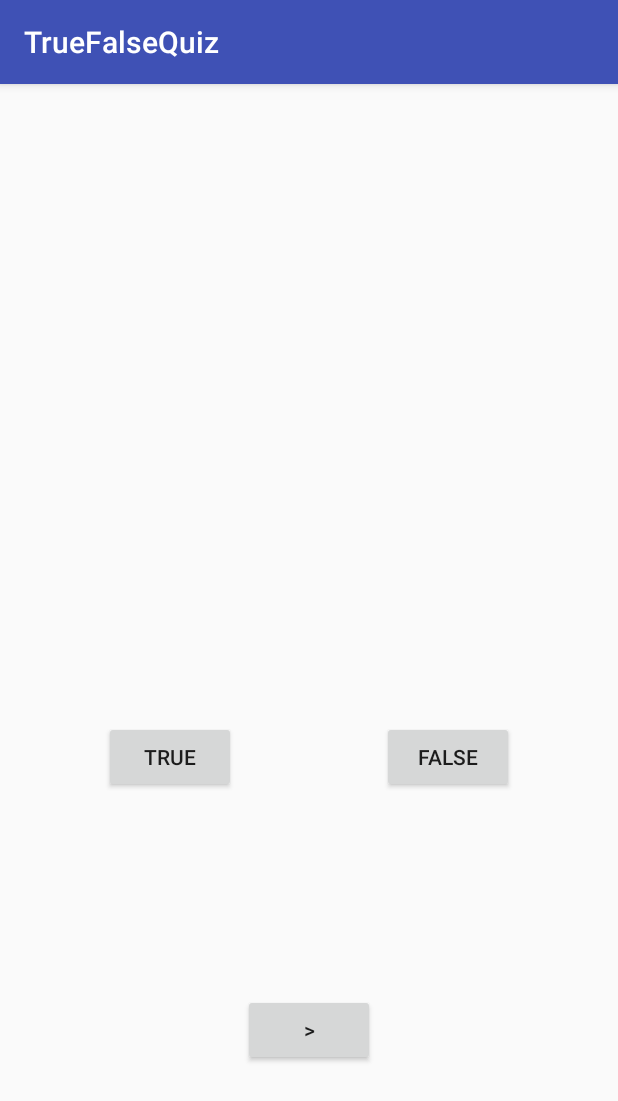
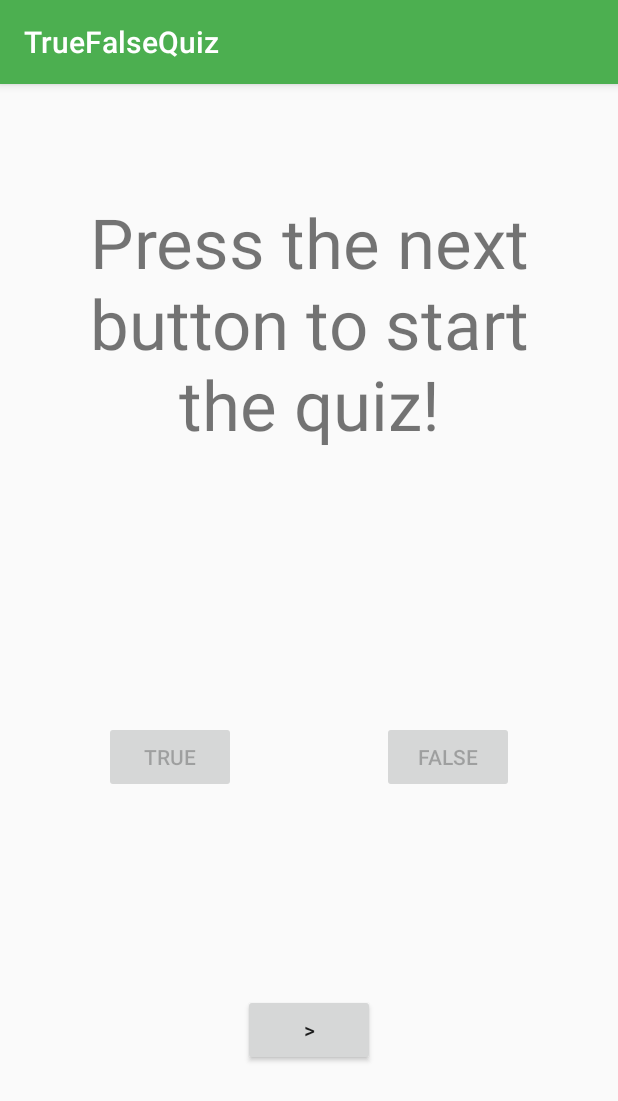
Before and after one commit to jakehyo/TrueFalseQuiz, an Android app: the screen it shows after launch (MainActivity), after a tap on "TRUE", on a phone screen of 412 x 824 dp. Shown: the top 1101 px of the screen. Run offline under Robolectric (Android 15) with nearby library versions, the phone set to English and light mode, and no system bars.

Commit message:
Korean Support, Quiz working with 4 questions

```diff
--- a/app/src/main/java/com/example/han/truefalsequiz/MainActivity.java
+++ b/app/src/main/java/com/example/han/truefalsequiz/MainActivity.java
@@ -5,8 +5,11 @@ import android.support.v7.app.AppCompatActivity;
 import android.view.View;
 import android.widget.Button;
 import android.widget.TextView;
+import android.widget.Toast;
 
 import java.util.ArrayList;
+
+import static com.example.han.truefalsequiz.R.id.button_next;
 
 public class MainActivity extends AppCompatActivity implements View.OnClickListener{
 
@@ -31,6 +34,7 @@ public class MainActivity extends AppCompatActivity implements View.OnClickListe
         questionBank.add(new Question(getString(R.string.question_1), true));
         questionBank.add(new Question(getString(R.string.question_2), false));
         questionBank.add(new Question(getString(R.string.question_3), true));
+        questionBank.add(new Question(getString(R.string.question_4),true));
     }
 
     private void setListeners() {
@@ -42,7 +46,7 @@ public class MainActivity extends AppCompatActivity implements View.OnClickListe
     private void wireWidget() {
         trueButton = (Button) findViewById(R.id.button_true);
         falseButton = (Button) findViewById(R.id.button_false);
-        nextButton = (Button) findViewById(R.id.button_next);
+        nextButton = (Button) findViewById(button_next);
         questionText = (TextView) findViewById(R.id.text_question);
 
     }
@@ -50,12 +54,56 @@ public class MainActivity extends AppCompatActivity implements View.OnClickListe
     @Override
     public void onClick(View view) {
         switch(view.getId()) {
-            case (R.id.button_next):
-                    questionText.setText(questionBank.get(i).getQuestionText());
-                    i++;
+            case (button_next):
+                    next(); //method for switching to the next question.
+
+                break;
+            case (R.id.button_true):
+                if (questionBank.get(i).checkAnswer(true))
+                {
+                    Toast.makeText(this, R.string.text_congrat, Toast.LENGTH_SHORT).show();
+                }
+                else
+                {
+                    Toast.makeText(this, R.string.text_fail, Toast.LENGTH_SHORT).show();
+                }
+                trueButton.setEnabled(false);
+                falseButton.setEnabled(false);
+                nextButton.setEnabled(true);
+                i++;
+
+                break;
+            case (R.id.button_false):
+                if (questionBank.get(i).checkAnswer(false))
+                {
+                    Toast.makeText(this, R.string.text_congrat, Toast.LENGTH_SHORT).show();
+                }
+                else
+                {
+                    Toast.makeText(this, R.string.text_fail, Toast.LENGTH_SHORT).show();
+                }
+                trueButton.setEnabled(false);
+                falseButton.setEnabled(false);
+                nextButton.setEnabled(true);
+                i++;
                 break;
         }
 
 
     }
+
+    private void next() {
+        if (i > questionBank.size()-1)
+        {
+            questionText.setText(R.string.text_finish);
+            i = 0;
+        }
+        else
+        {
+            questionText.setText(questionBank.get(i).getQuestionText());
+            trueButton.setEnabled(true);
+            falseButton.setEnabled(true);
+            nextButton.setEnabled(false);
+        }
+    }
 }
--- a/app/src/main/res/layout/activity_main.xml
+++ b/app/src/main/res/layout/activity_main.xml
@@ -10,7 +10,9 @@
         android:id="@+id/text_question"
         android:layout_width="307dp"
         android:layout_height="198dp"
-        android:text=""
+        android:text="@string/text_start"
+        android:textAlignment="center"
+        android:textSize="46dp"
         app:layout_constraintBottom_toBottomOf="parent"
         app:layout_constraintLeft_toLeftOf="parent"
         app:layout_constraintRight_toRightOf="parent"
--- a/app/src/main/res/values/colors.xml
+++ b/app/src/main/res/values/colors.xml
@@ -1,6 +1,6 @@
 <?xml version="1.0" encoding="utf-8"?>
 <resources>
-    <color name="colorPrimary">#3F51B5</color>
-    <color name="colorPrimaryDark">#303F9F</color>
-    <color name="colorAccent">#FF4081</color>
+    <color name="colorPrimary">#4CAF50</color>
+    <color name="colorPrimaryDark">#388E3C</color>
+    <color name="colorAccent">#4FC3F7</color>
 </resources>
--- a/app/src/main/res/values/strings.xml
+++ b/app/src/main/res/values/strings.xml
@@ -5,4 +5,9 @@
     <string name="question_1">The girl eats bread.</string>
     <string name="question_2">The boy and the girl read the menu.</string>
     <string name="question_3">Ryan took my candy.</string>
+    <string name="question_4">I am a Jax One Trick.</string>
+    <string name="text_finish">You finished!</string>
+    <string name="text_start">Press the next button to start the quiz!</string>
+    <string name="text_congrat">Good Job</string>
+    <string name="text_fail"><![CDATA[>:(]]></string>
 </resources>
```
Also changed, not shown: 1 other file.
